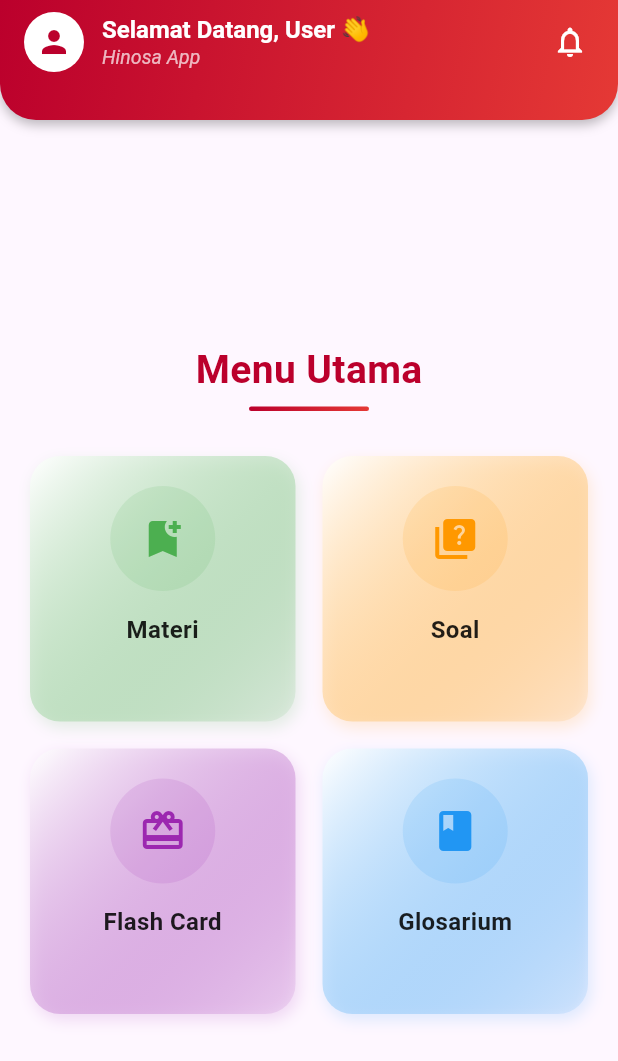
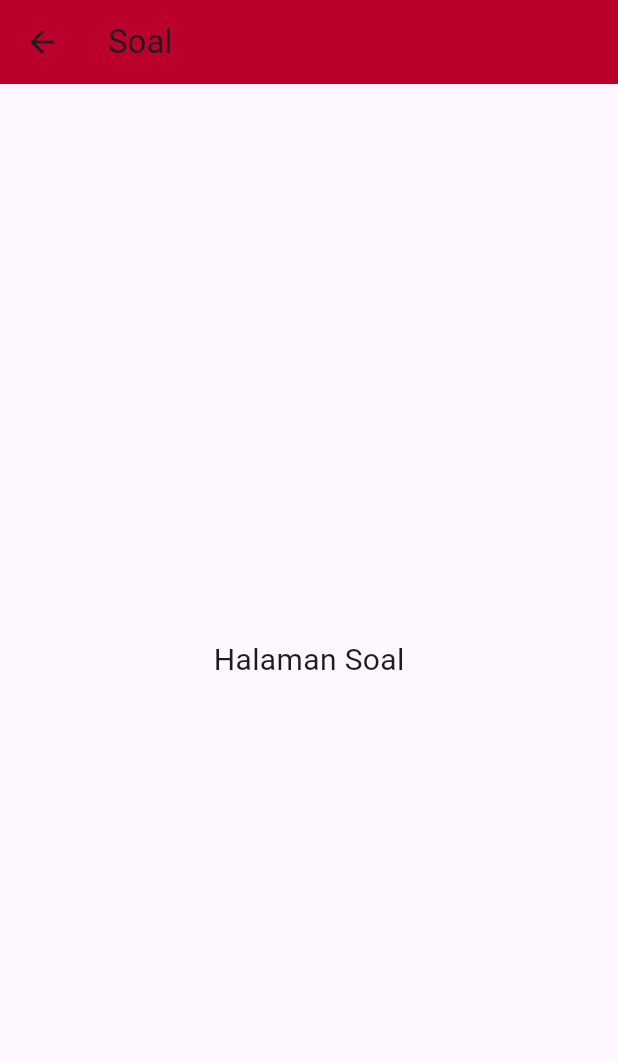
Before and after one commit to ChairulCode/Hinosa-App, a Flutter app: the HomeScreen screen opened directly, after a tap on "Soal", on a phone screen of 412 x 824 dp. Shown: the top 1061 px of the screen. Run offline on Flutter 3.47's test engine with Material 3 defaults, Android fonts, the phone set to English and light mode, and no system bars; our stand-ins replace supabase_flutter; accounts and stored records are empty.

Commit message:
tambah halaman route

```diff
--- a/lib/screens/home_screen.dart
+++ b/lib/screens/home_screen.dart
@@ -126,15 +126,7 @@ class _HomeScreenState extends State<HomeScreen> {
               ),
             ],
           ),
-          actions: [
-            IconButton(
-              icon: const Icon(Icons.notifications_none, color: Colors.white),
-              onPressed: () {
-                // aksi notif
-              },
-            ),
-            const SizedBox(width: 8),
-          ],
+          actions: [const SizedBox(width: 8)],
         ),
       ),
 
@@ -195,7 +187,29 @@ class _HomeScreenState extends State<HomeScreen> {
 
   Widget _buildMenuCard(String title, IconData icon, Color color) {
     return InkWell(
-      onTap: () {},
+      onTap: () {
+        if (title == "Materi") {
+          Navigator.push(
+            context,
+            MaterialPageRoute(builder: (_) => const MateriScreen()),
+          );
+        } else if (title == "Soal") {
+          Navigator.push(
+            context,
+            MaterialPageRoute(builder: (_) => const SoalScreen()),
+          );
+        } else if (title == "Flash Card") {
+          Navigator.push(
+            context,
+            MaterialPageRoute(builder: (_) => const FlashCardScreen()),
+          );
+        } else if (title == "Glosarium") {
+          Navigator.push(
+            context,
+            MaterialPageRoute(builder: (_) => const GlosariumScreen()),
+          );
+        }
+      },
       borderRadius: BorderRadius.circular(20),
       child: AnimatedContainer(
         duration: const Duration(milliseconds: 200),
@@ -341,7 +355,6 @@ class ProfileScreen extends StatelessWidget {
         child: Column(
           children: [
             const SizedBox(height: 40),
-            // Avatar dengan ring keren
             const CircleAvatar(
               radius: 62,
               backgroundColor: Color(0xFFBB002C),
@@ -352,7 +365,6 @@ class ProfileScreen extends StatelessWidget {
               ),
             ),
             const SizedBox(height: 30),
-            // Profile Info Card
             Container(
               padding: const EdgeInsets.symmetric(vertical: 20, horizontal: 16),
               decoration: BoxDecoration(
@@ -401,7 +413,6 @@ class ProfileScreen extends StatelessWidget {
               ),
             ),
             const Spacer(),
-            // Logout Button
             SizedBox(
               width: double.infinity,
               height: 55,
@@ -434,3 +445,73 @@ class ProfileScreen extends StatelessWidget {
     );
   }
 }
+
+// ===================== SCREEN TAMBAHAN =====================
+
+class MateriScreen extends StatelessWidget {
+  const MateriScreen({super.key});
+
+  @override
+  Widget build(BuildContext context) {
+    return Scaffold(
+      appBar: AppBar(
+        title: const Text("Materi"),
+        backgroundColor: const Color(0xFFBB002C),
+      ),
+      body: const Center(
+        child: Text("Halaman Materi", style: TextStyle(fontSize: 20)),
+      ),
+    );
+  }
+}
+
+class SoalScreen extends StatelessWidget {
+  const SoalScreen({super.key});
+
+  @override
+  Widget build(BuildContext context) {
+    return Scaffold(
+      appBar: AppBar(
+        title: const Text("Soal"),
+        backgroundColor: const Color(0xFFBB002C),
+      ),
+      body: const Center(
+        child: Text("Halaman Soal", style: TextStyle(fontSize: 20)),
+      ),
+    );
+  }
+}
+
+class FlashCardScreen extends StatelessWidget {
+  const FlashCardScreen({super.key});
+
+  @override
+  Widget build(BuildContext context) {
+    return Scaffold(
+      appBar: AppBar(
+        title: const Text("Flash Card"),
+        backgroundColor: const Color(0xFFBB002C),
+      ),
+      body: const Center(
+        child: Text("Halaman Flash Card", style: TextStyle(fontSize: 20)),
+      ),
+    );
+  }
+}
+
+class GlosariumScreen extends StatelessWidget {
+  const GlosariumScreen({super.key});
+
+  @override
+  Widget build(BuildContext context) {
+    return Scaffold(
+      appBar: AppBar(
+        title: const Text("Glosarium"),
+        backgroundColor: const Color(0xFFBB002C),
+      ),
+      body: const Center(
+        child: Text("Halaman Glosarium", style: TextStyle(fontSize: 20)),
+      ),
+    );
+  }
+}
--- /dev/null
+++ b/lib/screens/soal_screen.dart
@@ -0,0 +1,15 @@
+import 'package:flutter/material.dart';
+
+class SoalScreen extends StatefulWidget {
+  const SoalScreen({super.key});
+
+  @override
+  State<SoalScreen> createState() => _SoalScreenState();
+}
+
+class _SoalScreenState extends State<SoalScreen> {
+  @override
+  Widget build(BuildContext context) {
+    return Scaffold(body: Center(child: Text('soal screen')));
+  }
+}
```
Also changed, not shown: lib/screens/flashcard_screen.dart (added, +15 -0 lines), lib/screens/glosarium_screen.dart (added, +15 -0 lines), lib/screens/materi_screen.dart (added, +15 -0 lines).
